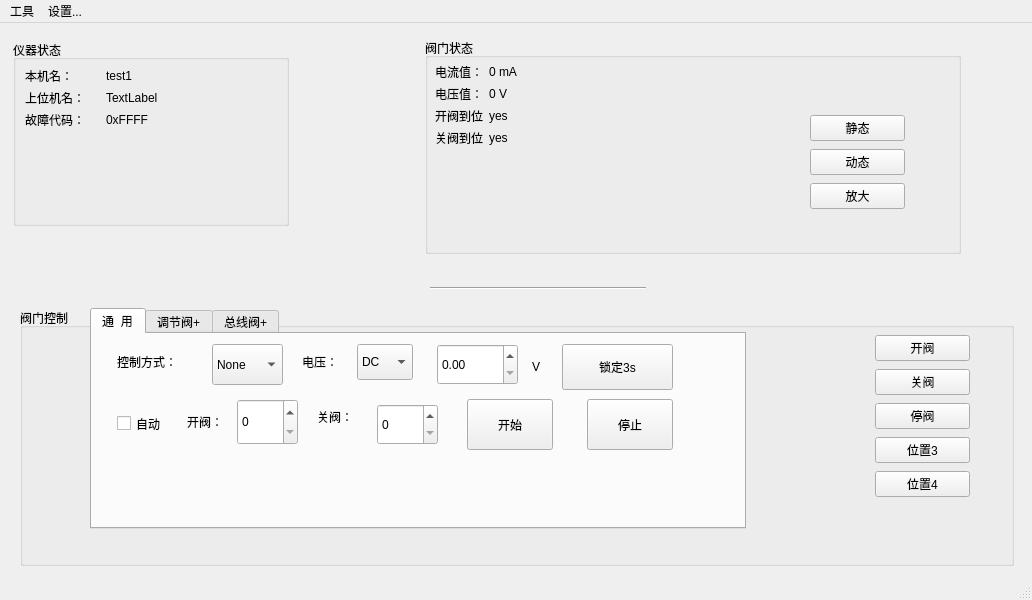
Before: the Qt Designer form disigner.ui in xiaoheiwowo/ProgrammableTester, drawn with Qt 5.
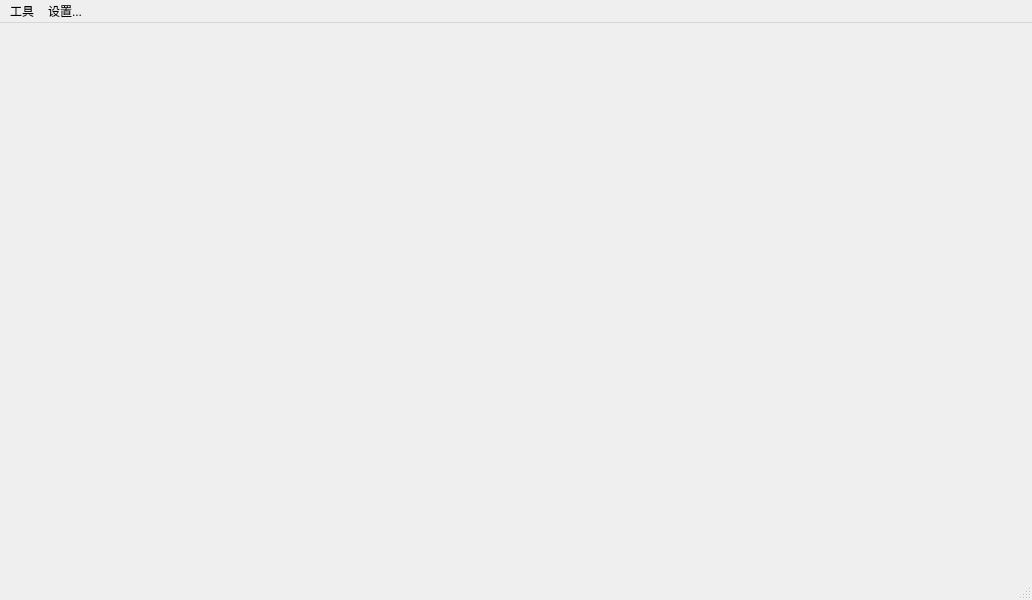
After: the same form once the commit is applied. The open tabs and pages were chosen to show the change. Icons and pictures are not drawn.

Commit message: 转ubuntu

```diff
--- a/disigner.ui
+++ b/disigner.ui
@@ -25,579 +25,7 @@
   <property name="windowTitle">
    <string>MainWindow</string>
   </property>
-  <widget class="QWidget" name="centralwidget">
-   <widget class="QGroupBox" name="ValveControlGroupBox">
-    <property name="geometry">
-     <rect>
-      <x>20</x>
-      <y>285</y>
-      <width>994</width>
-      <height>258</height>
-     </rect>
-    </property>
-    <property name="title">
-     <string>阀门控制</string>
-    </property>
-    <widget class="QWidget" name="layoutWidget">
-     <property name="geometry">
-      <rect>
-       <x>855</x>
-       <y>25</y>
-       <width>95</width>
-       <height>170</height>
-      </rect>
-     </property>
-     <layout class="QVBoxLayout" name="verticalLayout_2">
-      <item>
-       <widget class="QPushButton" name="OnButton">
-        <property name="text">
-         <string>开阀</string>
-        </property>
-       </widget>
-      </item>
-      <item>
-       <widget class="QPushButton" name="OffButton">
-        <property name="text">
-         <string>关阀</string>
-        </property>
-       </widget>
-      </item>
-      <item>
-       <widget class="QPushButton" name="StopB">
-        <property name="text">
-         <string>停阀</string>
-        </property>
-       </widget>
-      </item>
-      <item>
-       <widget class="QPushButton" name="pushButton_7">
-        <property name="text">
-         <string>位置3</string>
-        </property>
-       </widget>
-      </item>
-      <item>
-       <widget class="QPushButton" name="pushButton_8">
-        <property name="text">
-         <string>位置4</string>
-        </property>
-       </widget>
-      </item>
-     </layout>
-    </widget>
-    <widget class="QTabWidget" name="tabWidget">
-     <property name="geometry">
-      <rect>
-       <x>70</x>
-       <y>0</y>
-       <width>656</width>
-       <height>221</height>
-      </rect>
-     </property>
-     <property name="currentIndex">
-      <number>2</number>
-     </property>
-     <widget class="QWidget" name="General">
-      <attribute name="title">
-       <string>通  用</string>
-      </attribute>
-      <widget class="QLabel" name="label_16">
-       <property name="geometry">
-        <rect>
-         <x>210</x>
-         <y>20</y>
-         <width>45</width>
-         <height>16</height>
-        </rect>
-       </property>
-       <property name="text">
-        <string>电压：</string>
-       </property>
-      </widget>
-      <widget class="QLabel" name="label_15">
-       <property name="geometry">
-        <rect>
-         <x>25</x>
-         <y>20</y>
-         <width>75</width>
-         <height>16</height>
-        </rect>
-       </property>
-       <property name="text">
-        <string>控制方式：</string>
-       </property>
-      </widget>
-      <widget class="QComboBox" name="comboBox">
-       <property name="geometry">
-        <rect>
-         <x>120</x>
-         <y>10</y>
-         <width>71</width>
-         <height>41</height>
-        </rect>
-       </property>
-       <item>
-        <property name="text">
-         <string>None</string>
-        </property>
-       </item>
-      </widget>
-      <widget class="QDoubleSpinBox" name="doubleSpinBox">
-       <property name="geometry">
-        <rect>
-         <x>345</x>
-         <y>10</y>
-         <width>81</width>
-         <height>41</height>
-        </rect>
-       </property>
-       <property name="maximum">
-        <double>320.000000000000000</double>
-       </property>
-      </widget>
-      <widget class="QComboBox" name="comboBox_2">
-       <property name="geometry">
-        <rect>
-         <x>265</x>
-         <y>10</y>
-         <width>56</width>
-         <height>36</height>
-        </rect>
-       </property>
-       <item>
-        <property name="text">
-         <string>DC</string>
-        </property>
-       </item>
-       <item>
-        <property name="text">
-         <string>AC</string>
-        </property>
-       </item>
-      </widget>
-      <widget class="QLabel" name="label_17">
-       <property name="geometry">
-        <rect>
-         <x>440</x>
-         <y>25</y>
-         <width>16</width>
-         <height>16</height>
-        </rect>
-       </property>
-       <property name="text">
-        <string>V</string>
-       </property>
-      </widget>
-      <widget class="QPushButton" name="pushButton_11">
-       <property name="geometry">
-        <rect>
-         <x>470</x>
-         <y>10</y>
-         <width>111</width>
-         <height>46</height>
-        </rect>
-       </property>
-       <property name="text">
-        <string>锁定3s</string>
-       </property>
-      </widget>
-      <widget class="QSpinBox" name="spinBox">
-       <property name="geometry">
-        <rect>
-         <x>145</x>
-         <y>65</y>
-         <width>61</width>
-         <height>46</height>
-        </rect>
-       </property>
-       <property name="singleStep">
-        <number>1</number>
-       </property>
-      </widget>
-      <widget class="QLabel" name="label_18">
-       <property name="geometry">
-        <rect>
-         <x>95</x>
-         <y>80</y>
-         <width>45</width>
-         <height>16</height>
-        </rect>
-       </property>
-       <property name="text">
-        <string>开阀：</string>
-       </property>
-      </widget>
-      <widget class="QCheckBox" name="checkBox">
-       <property name="geometry">
-        <rect>
-         <x>25</x>
-         <y>80</y>
-         <width>57</width>
-         <height>19</height>
-        </rect>
-       </property>
-       <property name="text">
-        <string>自动</string>
-       </property>
-      </widget>
-      <widget class="QLabel" name="label_19">
-       <property name="geometry">
-        <rect>
-         <x>225</x>
-         <y>75</y>
-         <width>45</width>
-         <height>16</height>
-        </rect>
-       </property>
-       <property name="text">
-        <string>关阀：</string>
-       </property>
-      </widget>
-      <widget class="QSpinBox" name="spinBox_2">
-       <property name="geometry">
-        <rect>
-         <x>285</x>
-         <y>70</y>
-         <width>61</width>
-         <height>41</height>
-        </rect>
-       </property>
-      </widget>
-      <widget class="QPushButton" name="pushButton_10">
-       <property name="geometry">
-        <rect>
-         <x>375</x>
-         <y>65</y>
-         <width>86</width>
-         <height>51</height>
-        </rect>
-       </property>
-       <property name="text">
-        <string>开始</string>
-       </property>
-      </widget>
-      <widget class="QPushButton" name="pushButton_9">
-       <property name="geometry">
-        <rect>
-         <x>495</x>
-         <y>65</y>
-         <width>86</width>
-         <height>51</height>
-        </rect>
-       </property>
-       <property name="text">
-        <string>停止</string>
-       </property>
-      </widget>
-     </widget>
-     <widget class="QWidget" name="Adjust">
-      <attribute name="title">
-       <string>调节阀+</string>
-      </attribute>
-      <widget class="QDoubleSpinBox" name="doubleSpinBox_2">
-       <property name="geometry">
-        <rect>
-         <x>300</x>
-         <y>40</y>
-         <width>70</width>
-         <height>22</height>
-        </rect>
-       </property>
-      </widget>
-      <widget class="QSlider" name="horizontalSlider">
-       <property name="geometry">
-        <rect>
-         <x>75</x>
-         <y>55</y>
-         <width>160</width>
-         <height>22</height>
-        </rect>
-       </property>
-       <property name="orientation">
-        <enum>Qt::Horizontal</enum>
-       </property>
-      </widget>
-      <widget class="QSpinBox" name="spinBox_3">
-       <property name="geometry">
-        <rect>
-         <x>305</x>
-         <y>90</y>
-         <width>46</width>
-         <height>22</height>
-        </rect>
-       </property>
-      </widget>
-     </widget>
-     <widget class="QWidget" name="Bus">
-      <attribute name="title">
-       <string>总线阀+</string>
-      </attribute>
-      <widget class="QCalendarWidget" name="calendarWidget">
-       <property name="geometry">
-        <rect>
-         <x>145</x>
-         <y>50</y>
-         <width>368</width>
-         <height>236</height>
-        </rect>
-       </property>
-      </widget>
-      <widget class="QDateEdit" name="dateEdit">
-       <property name="geometry">
-        <rect>
-         <x>20</x>
-         <y>85</y>
-         <width>110</width>
-         <height>22</height>
-        </rect>
-       </property>
-      </widget>
-      <widget class="QDateTimeEdit" name="dateTimeEdit">
-       <property name="geometry">
-        <rect>
-         <x>10</x>
-         <y>20</y>
-         <width>194</width>
-         <height>22</height>
-        </rect>
-       </property>
-      </widget>
-     </widget>
-    </widget>
-   </widget>
-   <widget class="Line" name="line">
-    <property name="geometry">
-     <rect>
-      <x>430</x>
-      <y>260</y>
-      <width>216</width>
-      <height>10</height>
-     </rect>
-    </property>
-    <property name="orientation">
-     <enum>Qt::Horizontal</enum>
-    </property>
-   </widget>
-   <widget class="QGroupBox" name="TesterStaGroupBox">
-    <property name="enabled">
-     <bool>true</bool>
-    </property>
-    <property name="geometry">
-     <rect>
-      <x>13</x>
-      <y>17</y>
-      <width>276</width>
-      <height>186</height>
-     </rect>
-    </property>
-    <property name="title">
-     <string>仪器状态</string>
-    </property>
-    <widget class="QLabel" name="label_20">
-     <property name="geometry">
-      <rect>
-       <x>40</x>
-       <y>105</y>
-       <width>64</width>
-       <height>64</height>
-      </rect>
-     </property>
-     <property name="text">
-      <string/>
-     </property>
-     <property name="pixmap">
-      <pixmap resource="images/images.qrc">:/network_connect_64px_571981_easyicon.net.png</pixmap>
-     </property>
-    </widget>
-    <widget class="QLabel" name="label_21">
-     <property name="geometry">
-      <rect>
-       <x>40</x>
-       <y>105</y>
-       <width>64</width>
-       <height>64</height>
-      </rect>
-     </property>
-     <property name="text">
-      <string/>
-     </property>
-     <property name="pixmap">
-      <pixmap resource="images/images.qrc">:/network_disconnect_64px_571982_easyicon.net.png</pixmap>
-     </property>
-    </widget>
-    <widget class="QWidget" name="layoutWidget">
-     <property name="geometry">
-      <rect>
-       <x>12</x>
-       <y>27</y>
-       <width>156</width>
-       <height>61</height>
-      </rect>
-     </property>
-     <layout class="QGridLayout" name="gridLayout_2">
-      <item row="0" column="0">
-       <widget class="QLabel" name="label">
-        <property name="text">
-         <string>本机名：</string>
-        </property>
-       </widget>
-      </item>
-      <item row="0" column="1">
-       <widget class="QLabel" name="label_3">
-        <property name="text">
-         <string>test1</string>
-        </property>
-       </widget>
-      </item>
-      <item row="1" column="0">
-       <widget class="QLabel" name="label_2">
-        <property name="text">
-         <string>上位机名：</string>
-        </property>
-       </widget>
-      </item>
-      <item row="1" column="1">
-       <widget class="QLabel" name="label_4">
-        <property name="text">
-         <string>TextLabel</string>
-        </property>
-       </widget>
-      </item>
-      <item row="2" column="0">
-       <widget class="QLabel" name="label_13">
-        <property name="text">
-         <string>故障代码：</string>
-        </property>
-       </widget>
-      </item>
-      <item row="2" column="1">
-       <widget class="QLabel" name="label_14">
-        <property name="text">
-         <string>0xFFFF</string>
-        </property>
-       </widget>
-      </item>
-     </layout>
-    </widget>
-   </widget>
-   <widget class="QGroupBox" name="ValveStaGroupBox">
-    <property name="geometry">
-     <rect>
-      <x>425</x>
-      <y>15</y>
-      <width>536</width>
-      <height>216</height>
-     </rect>
-    </property>
-    <property name="title">
-     <string>阀门状态</string>
-    </property>
-    <widget class="QWidget" name="layoutWidget">
-     <property name="geometry">
-      <rect>
-       <x>10</x>
-       <y>25</y>
-       <width>101</width>
-       <height>83</height>
-      </rect>
-     </property>
-     <layout class="QGridLayout" name="gridLayout">
-      <item row="0" column="0">
-       <widget class="QLabel" name="label_5">
-        <property name="text">
-         <string>电流值：</string>
-        </property>
-       </widget>
-      </item>
-      <item row="0" column="1">
-       <widget class="QLabel" name="label_9">
-        <property name="text">
-         <string>0 mA</string>
-        </property>
-       </widget>
-      </item>
-      <item row="1" column="0">
-       <widget class="QLabel" name="label_6">
-        <property name="text">
-         <string>电压值：</string>
-        </property>
-       </widget>
-      </item>
-      <item row="1" column="1">
-       <widget class="QLabel" name="label_10">
-        <property name="text">
-         <string>0 V</string>
-        </property>
-       </widget>
-      </item>
-      <item row="2" column="0">
-       <widget class="QLabel" name="label_7">
-        <property name="text">
-         <string>开阀到位</string>
-        </property>
-       </widget>
-      </item>
-      <item row="2" column="1">
-       <widget class="QLabel" name="label_12">
-        <property name="text">
-         <string>yes</string>
-        </property>
-       </widget>
-      </item>
-      <item row="3" column="0">
-       <widget class="QLabel" name="label_8">
-        <property name="text">
-         <string>关阀到位</string>
-        </property>
-       </widget>
-      </item>
-      <item row="3" column="1">
-       <widget class="QLabel" name="label_11">
-        <property name="text">
-         <string>yes</string>
-        </property>
-       </widget>
-      </item>
-     </layout>
-    </widget>
-    <widget class="QWidget" name="layoutWidget">
-     <property name="geometry">
-      <rect>
-       <x>385</x>
-       <y>75</y>
-       <width>95</width>
-       <height>100</height>
-      </rect>
-     </property>
-     <layout class="QVBoxLayout" name="verticalLayout">
-      <item>
-       <widget class="QPushButton" name="pushButton_14">
-        <property name="text">
-         <string>静态</string>
-        </property>
-       </widget>
-      </item>
-      <item>
-       <widget class="QPushButton" name="pushButton_13">
-        <property name="text">
-         <string>动态</string>
-        </property>
-       </widget>
-      </item>
-      <item>
-       <widget class="QPushButton" name="pushButton_12">
-        <property name="enabled">
-         <bool>true</bool>
-        </property>
-        <property name="text">
-         <string>放大</string>
-        </property>
-       </widget>
-      </item>
-     </layout>
-    </widget>
-   </widget>
-  </widget>
+  <widget class="QWidget" name="centralwidget"/>
   <widget class="QMenuBar" name="menubar">
    <property name="geometry">
     <rect>
```
Left out of the diff: 19 changed lines with no effect on the pictures. The commit also changes 2 other files.
